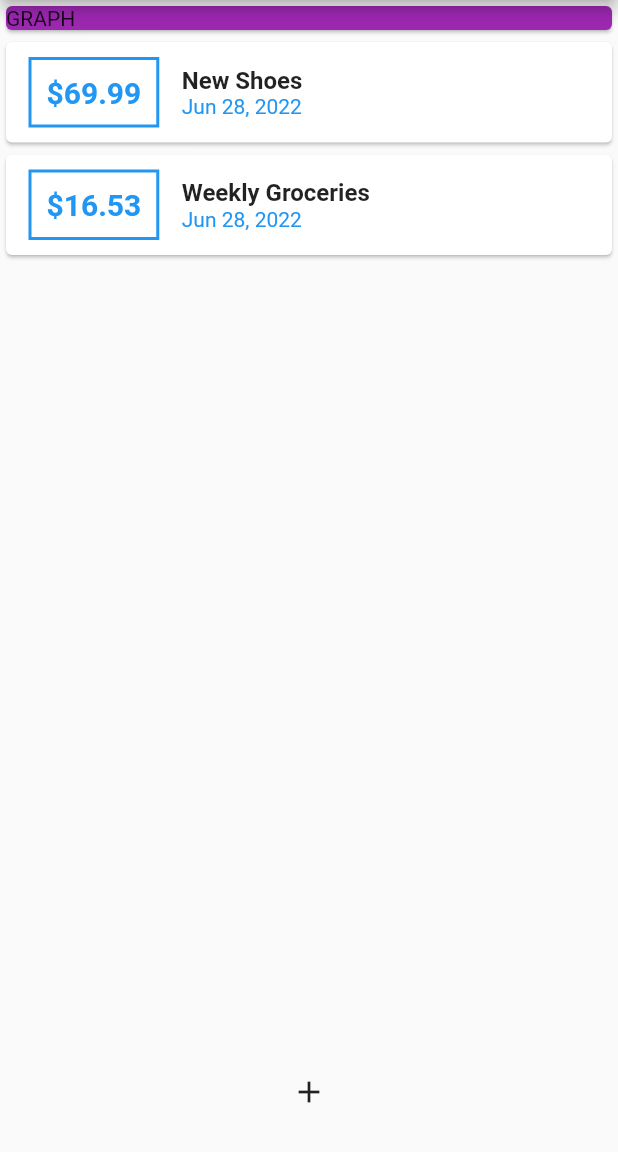
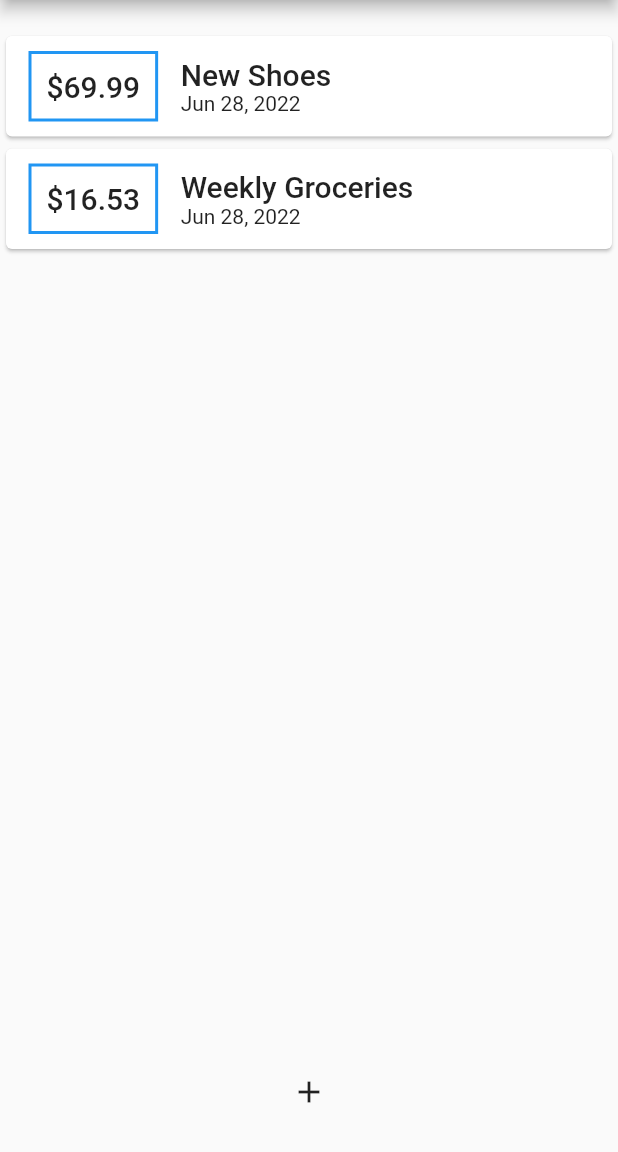
Before and after one commit to ingenergari/fg_expence_app, a Flutter app: the screen it shows after launch, on a phone screen of 412 x 824 dp, the part 84-1236 px from its top. Run offline on Flutter 3.47's test engine with Material 2 defaults, Android fonts, the light colour scheme and no system bars.

Commit message:
wip on chart

```diff
--- a/lib/main.dart
+++ b/lib/main.dart
@@ -4,6 +4,7 @@ import '../models/transaction.dart';
 
 import './widgets/transaction_list.dart';
 import './widgets/new_transaction.dart';
+import './widgets/chart.dart';
 
 void main() => runApp(MyApp());
 
@@ -18,11 +19,25 @@ class MyApp extends StatelessWidget {
         primaryColor: Colors.purple,
         primarySwatch: Colors.purple,
         fontFamily: 'Quicksand',
-        appBarTheme: const AppBarTheme(
-          titleTextStyle: TextStyle(
-            fontFamily: 'OpenSans',
-            fontSize: 20,
+        textTheme: const TextTheme(
+          titleLarge: TextStyle(
+            color: Colors.purple,
+            fontFamily: 'Quicksand',
+            fontSize: 40,
           ),
+          bodyMedium: TextStyle(
+            color: Colors.purple,
+            fontFamily: 'Quicksand',
+            fontSize: 40,
+          ),
+        ),
+        appBarTheme: AppBarTheme(
+          textTheme: ThemeData.light().textTheme.copyWith(
+                titleLarge: TextStyle(
+                  fontFamily: 'Quicksand',
+                  fontSize: 40,
+                ),
+              ),
         ),
       ),
       home: const MyHomePage(),
@@ -52,6 +67,15 @@ class MyHomePageState extends State<MyHomePage> {
       date: DateTime.now(),
     ),
   ];
+
+  List<Transaction> get _recentTransactions {
+    return _userTransactions
+        .where((trx) =>
+            trx.date.isAfter(DateTime.now().subtract(const Duration(days: 7)))
+                ? true
+                : false)
+        .toList();
+  }
 
   void _addNewTransaction({required String txTitle, required double txAmount}) {
     final tx = Transaction(
@@ -100,12 +124,7 @@ class MyHomePageState extends State<MyHomePage> {
         body: Column(
           crossAxisAlignment: CrossAxisAlignment.stretch,
           children: [
-            Card(
-              color: Theme.of(context).primaryColor,
-              child: const Text(
-                'GRAPH',
-              ),
-            ),
+            Chart(recentTransactions: _recentTransactions),
             TransactionList(_userTransactions),
           ],
         ),
--- /dev/null
+++ b/lib/widgets/chart.dart
@@ -0,0 +1,44 @@
+import 'package:flutter/material.dart';
+import 'package:intl/intl.dart';
+
+import '../models/transaction.dart';
+
+class Chart extends StatelessWidget {
+  const Chart({Key? key, required this.recentTransactions}) : super(key: key);
+  final List<Transaction> recentTransactions;
+
+  List<Map<String, Object>> get groupedTransactionValues {
+    return List.generate(7, (index) {
+      final weekDay = DateTime.now().subtract(Duration(days: index));
+      double daySum = 0;
+
+      for (var tr in recentTransactions) {
+        if (tr.date.day == weekDay.day &&
+            tr.date.month == weekDay.month &&
+            tr.date.year == weekDay.year) {
+          daySum += tr.amount;
+        }
+      }
+
+      print(DateFormat.E().format(weekDay));
+      print(daySum);
+
+      return {
+        'Day': DateFormat.E().format(weekDay),
+        'Amount': daySum,
+      };
+    });
+  }
+
+  @override
+  Widget build(BuildContext context) {
+    groupedTransactionValues;
+    return Card(
+      elevation: 6,
+      margin: const EdgeInsets.all(10),
+      child: Row(
+        children: [],
+      ),
+    );
+  }
+}
--- a/lib/widgets/transaction_list.dart
+++ b/lib/widgets/transaction_list.dart
@@ -12,7 +12,26 @@ class TransactionList extends StatelessWidget {
   Widget build(BuildContext context) {
     return SizedBox(
       height: 300,
-      child: ListView.builder(
+      child: transactions.isEmpty
+          ? Column(
+              children: [
+                Text(
+                  'No transactions yet!',
+                  style: Theme.of(context).textTheme.titleLarge,
+                ),
+                const SizedBox(
+                  height: 10,
+                ),
+                Container(
+                  height: 200,
+                  child: Image.asset(
+                    'assets/images/waiting.png',
+                    fit: BoxFit.contain,
+                  ),
+                )
+              ],
+            )
+          : ListView.builder(
               itemBuilder: (BuildContext ctx, int index) {
                 return Card(
                   child: Row(
@@ -32,11 +51,7 @@ class TransactionList extends StatelessWidget {
                         padding: const EdgeInsets.all(10),
                         child: Text(
                           '\$${transactions[index].amount.toStringAsFixed(2)}',
-                    style: TextStyle(
-                      fontWeight: FontWeight.bold,
-                      fontSize: 20,
-                      color: Theme.of(ctx).primaryColor,
-                    ),
+                          style: Theme.of(ctx).textTheme.titleLarge,
                         ),
                       ),
                       Column(
@@ -44,16 +59,11 @@ class TransactionList extends StatelessWidget {
                         children: <Widget>[
                           Text(
                             transactions[index].title,
-                      style: const TextStyle(
-                        fontSize: 16,
-                        fontWeight: FontWeight.bold,
-                      ),
+                            style: Theme.of(ctx).textTheme.titleLarge,
                           ),
                           Text(
                             DateFormat.yMMMd().format(transactions[index].date),
-                      style: TextStyle(
-                        color: Theme.of(ctx).primaryColor,
-                      ),
+                            style: Theme.of(ctx).textTheme.bodyMedium,
                           ),
                         ],
                       ),
--- a/pubspec.yaml
+++ b/pubspec.yaml
@@ -55,6 +55,9 @@ flutter:
 
   uses-material-design: true
 
+  assets:
+    - assets/images/waiting.png
+
   fonts:
     - family: OpenSans
       fonts:
```
Also changed, not shown: assets/images/waiting.png (added). Lines whose indentation alone changed are shown as unchanged.
